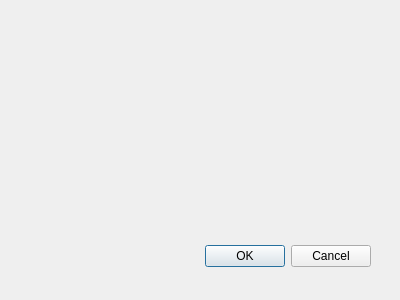
Old version of the form fme_launcher_dialog_base.ui in the repository maltaesousa/fme_launcher.
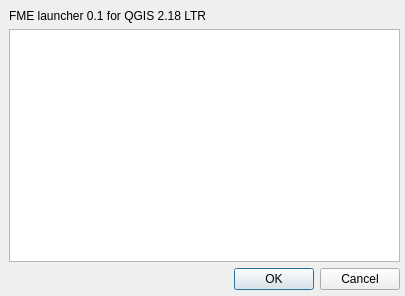
New version of the form.

```diff
--- a/fme_launcher_dialog_base.ui
+++ b/fme_launcher_dialog_base.ui
@@ -1,32 +1,48 @@
 <ui version="4.0" >
  <class>FmeLauncherDialogBase</class>
- <widget class="QDialog" name="FmeLauncherDialogBase" >
-  <property name="geometry" >
+ <widget class="QDialog" name="FmeLauncherDialogBase">
+  <property name="geometry">
    <rect>
     <x>0</x>
     <y>0</y>
-    <width>400</width>
-    <height>300</height>
+    <width>405</width>
+    <height>296</height>
    </rect>
   </property>
   <property name="windowTitle" >
    <string>FME Launcher</string>
   </property>
-  <widget class="QDialogButtonBox" name="button_box" >
-   <property name="geometry" >
+  <widget class="QWidget" name="verticalLayoutWidget">
+   <property name="geometry">
     <rect>
-     <x>30</x>
-     <y>240</y>
-     <width>341</width>
-     <height>32</height>
+     <x>9</x>
+     <y>9</y>
+     <width>391</width>
+     <height>281</height>
     </rect>
    </property>
-   <property name="orientation" >
-    <enum>Qt::Horizontal</enum>
-   </property>
-   <property name="standardButtons" >
-    <set>QDialogButtonBox::Cancel|QDialogButtonBox::Ok</set>
-   </property>
+   <layout class="QVBoxLayout" name="verticalLayout">
+    <item>
+     <widget class="QLabel" name="label">
+      <property name="text">
+       <string>FME launcher 0.1 for QGIS 2.18 LTR</string>
+      </property>
+     </widget>
+    </item>
+    <item>
+     <widget class="QListWidget" name="scriptList"/>
+    </item>
+    <item>
+     <widget class="QDialogButtonBox" name="button_box">
+      <property name="orientation">
+       <enum>Qt::Horizontal</enum>
+      </property>
+      <property name="standardButtons">
+       <set>QDialogButtonBox::Cancel|QDialogButtonBox::Ok</set>
+      </property>
+     </widget>
+    </item>
+   </layout>
   </widget>
  </widget>
  <resources/>
```
Left out of the diff: 49 changed lines with no effect on the pictures.
